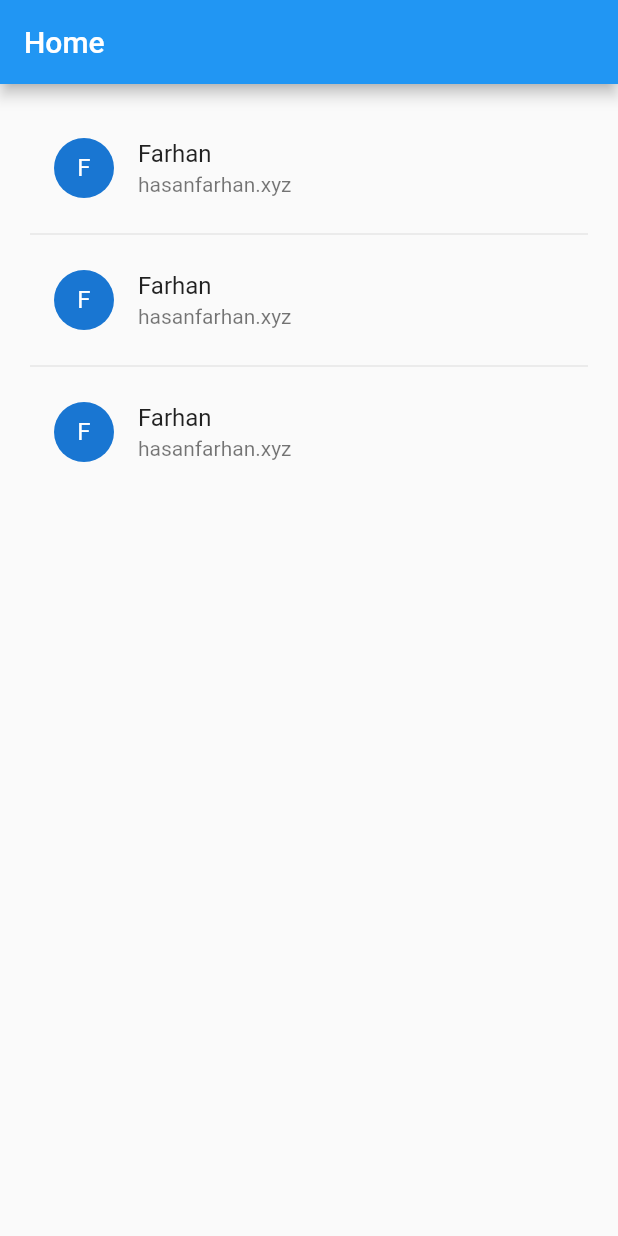
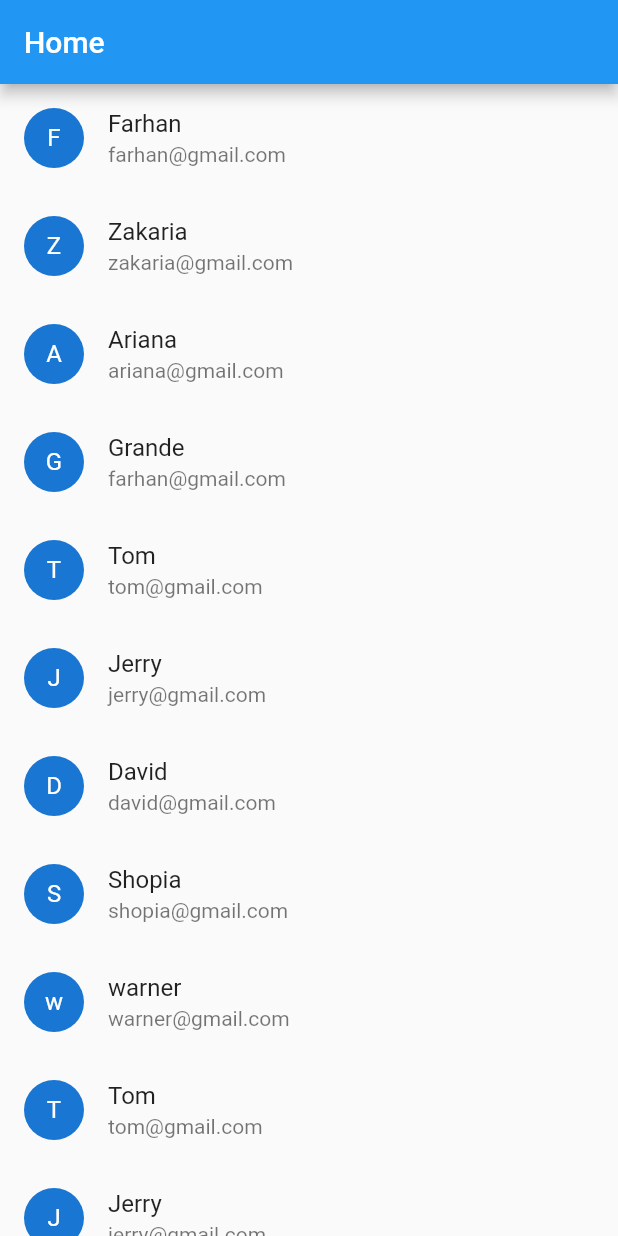
Before and after one commit to farhan00hm/flutter_practice, a Flutter app: the screen it shows after launch, on a phone screen of 412 x 824 dp. Run offline on Flutter 3.47's test engine with Material 2 defaults, Android fonts, the phone set to English and light mode, and no system bars.

Commit message:
Tutorial 08 - ListView Builder

```diff
--- a/lib/main.dart
+++ b/lib/main.dart
@@ -23,50 +23,31 @@ class HomePage extends StatelessWidget{
     {"name":"David","email":"david@gmail.com"},
     {"name":"Shopia","email":"shopia@gmail.com"},
     {"name":"warner","email":"warner@gmail.com"},
+    {"name":"Tom","email":"tom@gmail.com"},
+    {"name":"Jerry","email":"jerry@gmail.com"},
+    {"name":"David","email":"david@gmail.com"},
+    {"name":"Shopia","email":"shopia@gmail.com"},
+    {"name":"warner","email":"warner@gmail.com"},
 
   ];
   @override
   Widget build(BuildContext context) {
     return Scaffold(
         appBar: AppBar(title: const Text("Home")),
-        body: Column(
+        body: ListView.builder(itemCount: people.length,
+          itemBuilder: (BuildContext context, int index) {
+          return Column(
             children: [
-            Container(
-              padding: EdgeInsets.all(20),
-              height: 500,
-              child: ListView(
-                children: const [
               ListTile(
                 leading: CircleAvatar(
-                      child: Text("F"),
+                  child: Text(people[index]['name'][0]),
                 ),
-                    title: Text("Farhan"),
-                    subtitle: Text("hasanfarhan.xyz"),
-                    // onTap: (){},
-                  ),
-                  Divider(),
-                  ListTile(
-                    leading: CircleAvatar(
-                      child: Text("F"),
-                    ),
-                    title: Text("Farhan"),
-                    subtitle: Text("hasanfarhan.xyz"),
-                    // onTap: (){},
-                  ),
-                  Divider(),
-                  ListTile(
-                    leading: CircleAvatar(
-                      child: Text("F"),
-                    ),
-                    title: Text("Farhan"),
-                    subtitle: Text("hasanfarhan.xyz"),
-                    // onTap: (){},
-                  ),
-                ],
-              ),
+                title: Text(people[index]['name']),
+                subtitle: Text(people[index]['email']),
               )
             ],
-        ),
+          );
+        },)
     );
   }
 
```
Lines whose indentation alone changed are shown as unchanged.
